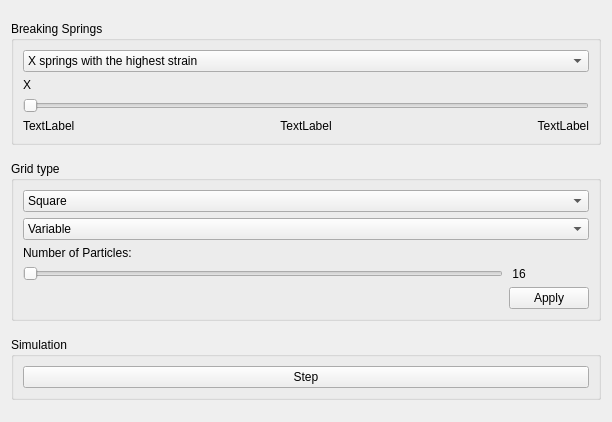
Above: code/Mud/sidebar.ui from lauraBaakman/Introduction-to-Computational-Science before the change. Below: the same form after it.
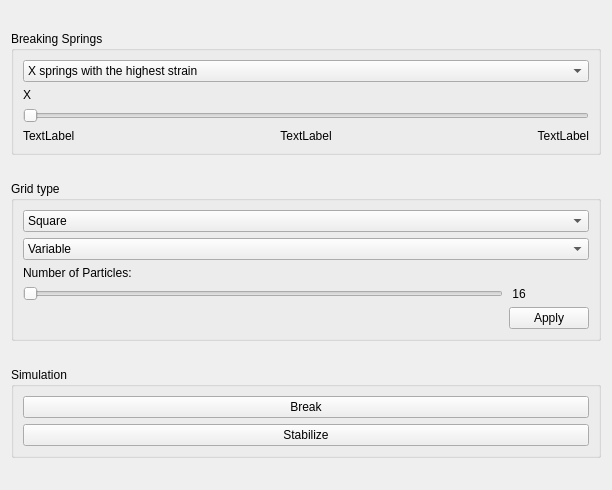
That is the form after the change.

```diff
--- a/code/Mud/sidebar.ui
+++ b/code/Mud/sidebar.ui
@@ -7,7 +7,7 @@
     <x>0</x>
     <y>0</y>
     <width>612</width>
-    <height>422</height>
+    <height>490</height>
    </rect>
   </property>
   <property name="sizePolicy">
@@ -89,7 +89,7 @@
          <number>16</number>
         </property>
         <property name="maximum">
-         <number>32768</number>
+         <number>1200</number>
         </property>
         <property name="orientation">
          <enum>Qt::Horizontal</enum>
@@ -198,7 +198,14 @@
       <item row="0" column="0">
        <widget class="QPushButton" name="simulateStepButton">
         <property name="text">
-         <string>Step</string>
+         <string>Break</string>
+        </property>
+       </widget>
+      </item>
+      <item row="1" column="0">
+       <widget class="QPushButton" name="doStabilizeButton">
+        <property name="text">
+         <string>Stabilize</string>
         </property>
        </widget>
       </item>
```
